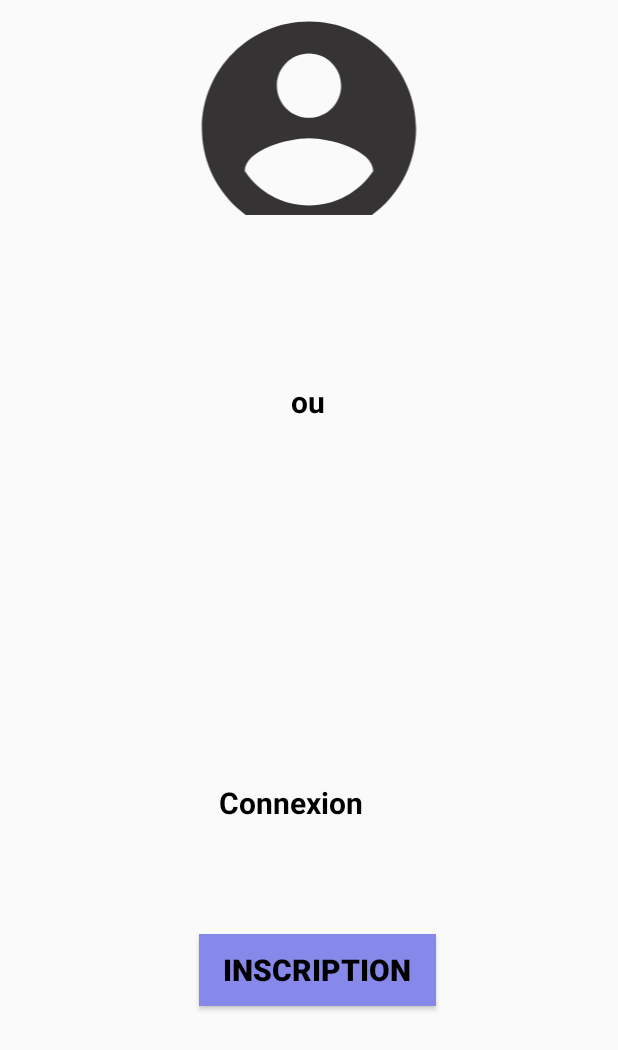
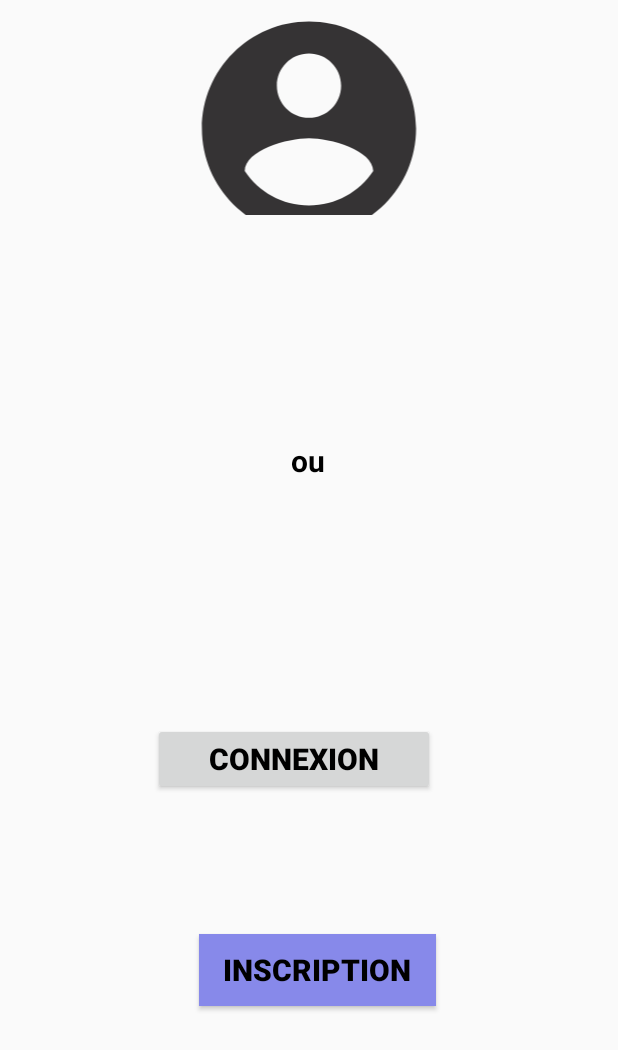
Before and after one commit to periane/e-sante-droid, an Android app: the AuthentificationActivity screen opened directly, with no data from a screen before it, on a phone screen of 412 x 824 dp. Shown: the top 1050 px of the screen. Run offline under Robolectric (Android 15) with nearby library versions, the phone set to English and light mode, and no system bars.

Commit message:
adding connection with activity

```diff
--- a/app/src/main/java/com/example/peria/e_sant/AuthentificationActivity.java
+++ b/app/src/main/java/com/example/peria/e_sant/AuthentificationActivity.java
@@ -1,13 +1,41 @@
 package com.example.peria.e_sant;
 
+import android.content.Intent;
 import android.support.v7.app.AppCompatActivity;
 import android.os.Bundle;
+import android.view.View;
+import android.widget.Button;
 
-public class AuthentificationActivity extends AppCompatActivity {
+public class AuthentificationActivity extends AppCompatActivity implements View.OnClickListener {
+    Button btn1, btn2;
 
     @Override
     protected void onCreate(Bundle savedInstanceState) {
         super.onCreate(savedInstanceState);
         setContentView(R.layout.activity_authentification);
+        btn1 = (Button) findViewById(R.id.btn1);
+        btn2 = (Button) findViewById(R.id.btn2);
+
+        btn1.setOnClickListener(this);
+        btn2.setOnClickListener(this);
+    }
+
+    @Override
+    public void onClick(View view) {
+        Intent i;
+
+        switch (view.getId()) {
+            case R.id.btn1:
+                i = new Intent(this, LoginActivity.class);
+                startActivity(i)
+                ;
+                break;
+            case R.id.btn2:
+                i = new Intent(this, LoginActivity.class);
+                startActivity(i);
+                break;
+            default:
+                break;
+        }
     }
 }
--- a/app/src/main/res/layout/activity_authentification.xml
+++ b/app/src/main/res/layout/activity_authentification.xml
@@ -21,14 +21,14 @@
 
     </LinearLayout>
 
-    <TextView
-        android:id="@+id/textView"
-        android:layout_width="185dp"
-        android:layout_height="37dp"
+    <Button
+        android:id="@+id/btn2"
+        android:layout_width="188dp"
+        android:layout_height="wrap_content"
         android:layout_alignParentStart="true"
         android:layout_alignParentBottom="true"
-        android:layout_marginStart="101dp"
-        android:layout_marginBottom="270dp"
+        android:layout_marginStart="102dp"
+        android:layout_marginBottom="294dp"
         android:gravity="center"
         android:text="Connexion"
         android:textColor="#000"
@@ -41,7 +41,7 @@
         android:layout_height="wrap_content"
         android:layout_alignParentTop="true"
         android:layout_centerHorizontal="true"
-        android:layout_marginTop="254dp"
+        android:layout_marginTop="293dp"
         android:gravity="center"
         android:text="ou"
         android:textColor="#000"
--- a/app/src/main/res/layout/activity_login.xml
+++ b/app/src/main/res/layout/activity_login.xml
@@ -34,7 +34,7 @@
         android:textSize="20sp"
         android:textStyle="bold"
         android:layout_marginTop="238dp"
-        android:text="Identifiant"
+        android:hint="Identifiant"
         android:background="@drawable/cercleform"/>
 
     <EditText
@@ -49,7 +49,7 @@
         android:textStyle="bold"
         android:background="@drawable/cercleform"
         android:gravity="center"
-        android:text="Mot de passe" />
+        android:hint="Mot de passe" />
 
 
     <Button
```
Also changed, not shown: app/src/main/java/com/example/peria/e_sant/MainActivity.java (+31 -20 lines), app/src/main/res/layout/activity_main.xml (+6 -6 lines).
